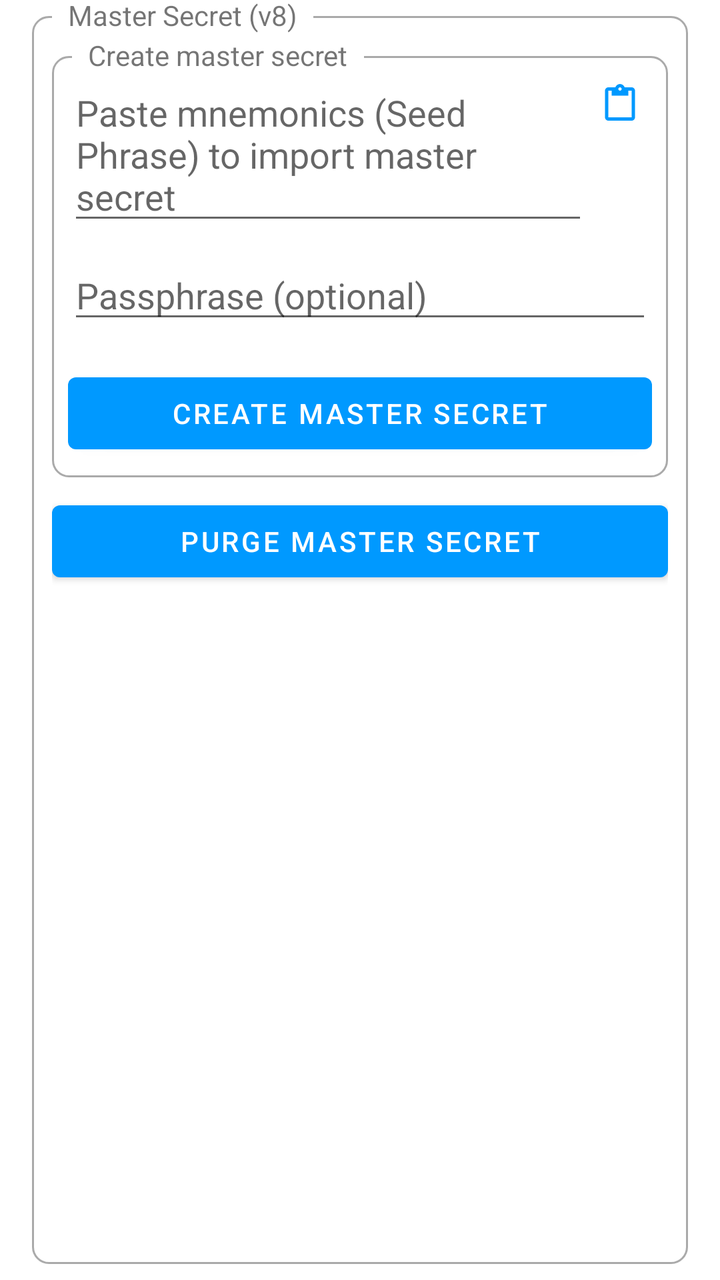
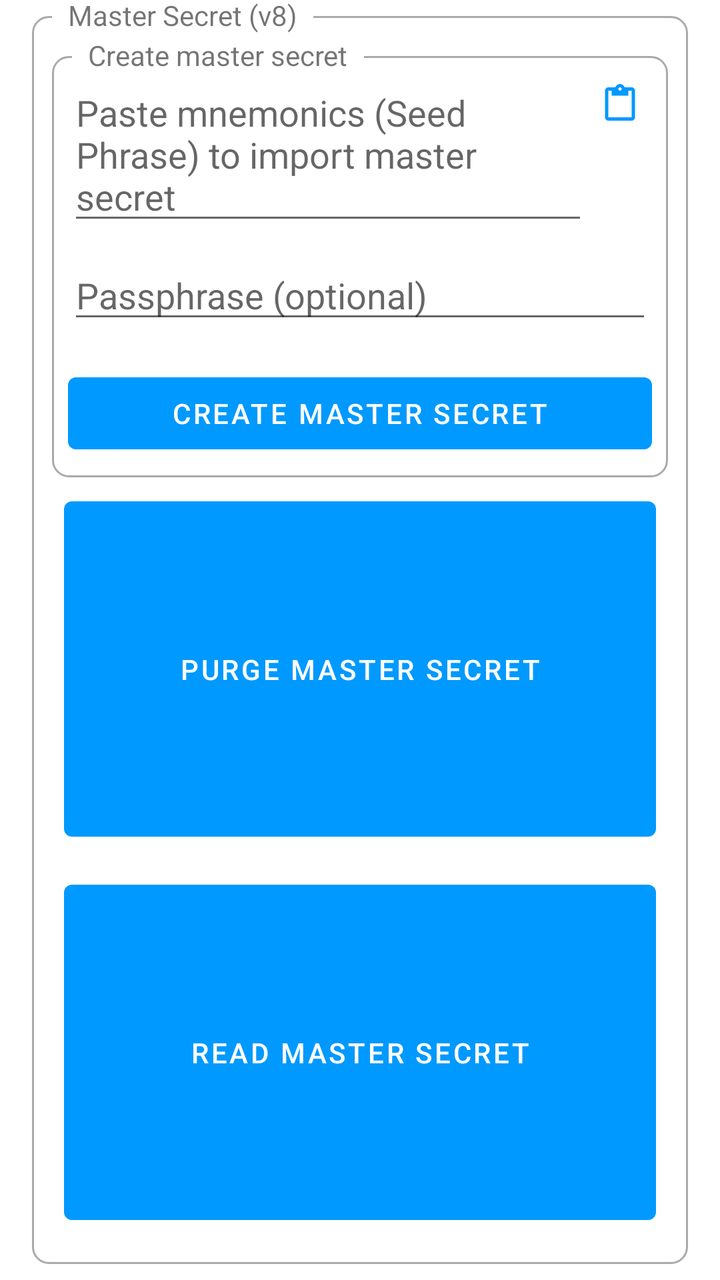

Screens rendered from an Android XML layout before and after an edit, with the pre-edit source and the edit as a unified diff.
<!-- AndroidManifest.xml: application theme AppTheme -->
<!-- res/layout/master_secret.xml -->
<?xml version="1.0" encoding="utf-8"?>
<FrameLayout xmlns:android="http://schemas.android.com/apk/res/android"
    android:layout_width="match_parent"
    android:layout_height="wrap_content"
    android:clipToPadding="false"
    android:paddingStart="@dimen/box_padding_horizontal"
    android:paddingTop="@dimen/box_padding_vertical"
    android:paddingEnd="@dimen/box_padding_horizontal"
    android:paddingBottom="@dimen/box_padding_vertical">

    <FrameLayout
        android:layout_width="match_parent"
        android:layout_height="match_parent"
        android:background="@drawable/rounded_corner" />

    <TextView
        android:layout_width="wrap_content"
        android:layout_height="wrap_content"
        android:background="?android:windowBackground"
        android:paddingStart="8dp"
        android:paddingEnd="8dp"
        android:text="Master Secret (v8)"
        android:translationX="10dp"
        android:translationY="-10dp" />

    <LinearLayout
        android:id="@+id/contentContainer"
        android:layout_width="match_parent"
        android:layout_height="match_parent"
        android:layout_margin="10dp"
        android:orientation="vertical"
        android:visibility="visible">

        <FrameLayout
            android:layout_width="match_parent"
            android:layout_height="wrap_content">

            <FrameLayout
                android:layout_width="match_parent"
                android:layout_height="match_parent"
                android:layout_marginTop="10dp"
                android:background="@drawable/rounded_corner" />

            <TextView
                android:layout_width="wrap_content"
                android:layout_height="wrap_content"
                android:background="?android:windowBackground"
                android:paddingStart="8dp"
                android:paddingEnd="8dp"
                android:text="Create master secret"
                android:translationX="10dp" />

            <LinearLayout
                android:id="@+id/llCreateMasterSecret"
                android:layout_width="match_parent"
                android:layout_height="wrap_content"
                android:orientation="vertical">

                <LinearLayout
                    android:layout_width="match_parent"
                    android:layout_height="wrap_content"
                    android:layout_marginStart="8dp"
                    android:layout_marginTop="16dp"
                    android:layout_marginEnd="8dp"
                    android:orientation="horizontal">

                    <androidx.appcompat.widget.AppCompatEditText
                        android:id="@+id/etMasterSecretMnemonic"
                        android:layout_width="0dp"
                        android:layout_height="wrap_content"
                        android:layout_weight="1"
                        android:hint="Paste mnemonics (Seed Phrase) to import master secret"
                        android:inputType="textNoSuggestions|textMultiLine" />

                    <ImageView
                        android:id="@+id/btnPasteMasterSecretMnemonic"
                        android:layout_width="wrap_content"
                        android:layout_height="wrap_content"
                        android:layout_gravity="end"
                        android:background="?attr/selectableItemBackgroundBorderless"
                        android:clickable="true"
                        android:focusable="true"
                        android:padding="8dp"
                        android:src="@drawable/ic_paste" />
                </LinearLayout>

                <androidx.appcompat.widget.AppCompatEditText
                    android:id="@+id/etPassphrase"
                    android:layout_width="match_parent"
                    android:layout_height="wrap_content"
                    android:hint="Passphrase (optional)"
                    android:layout_margin="8dp"
                    android:inputType="textNoSuggestions" />

                <Button
                    android:id="@+id/btnCreateMasterSecret"
                    android:layout_width="match_parent"
                    android:layout_height="wrap_content"
                    android:layout_margin="8dp"
                    android:layout_weight="0.5"
                    android:text="Create Master Secret" />

            </LinearLayout>


        </FrameLayout>

        <LinearLayout
            android:layout_width="match_parent"
            android:layout_height="wrap_content"
            android:gravity="center"
            android:orientation="vertical"
            android:paddingTop="8dp">

            <Button
                android:id="@+id/btnPurgeMasterSecret"
                android:layout_width="match_parent"
                android:layout_height="wrap_content"
                android:layout_weight="0.5"
                android:text="Purge master secret" />

        </LinearLayout>

    </LinearLayout>

</FrameLayout>
<!-- resources referenced by this layout -->
<resources>
  <dimen name="box_padding_horizontal">16dp</dimen>
  <dimen name="box_padding_vertical">8dp</dimen>
  <!-- drawable ic_paste (drawable) -->
  <vector xmlns:android="http://schemas.android.com/apk/res/android"
      android:width="16dp"
      android:height="19dp"
      android:viewportWidth="16"
      android:viewportHeight="19">
      <path
          android:fillColor="@color/primary"
          android:pathData="M13.8333,1.6667H10.35C10,0.7 9.0833,0 8,0C6.9167,0 6,0.7 5.65,1.6667H2.1667C1.25,1.6667 0.5,2.4167 0.5,3.3333V16.6667C0.5,17.5833 1.25,18.3333 2.1667,18.3333H13.8333C14.75,18.3333 15.5,17.5833 15.5,16.6667V3.3333C15.5,2.4167 14.75,1.6667 13.8333,1.6667ZM8,1.6667C8.4583,1.6667 8.8333,2.0417 8.8333,2.5C8.8333,2.9583 8.4583,3.3333 8,3.3333C7.5417,3.3333 7.1667,2.9583 7.1667,2.5C7.1667,2.0417 7.5417,1.6667 8,1.6667ZM13.8333,16.6667H2.1667V3.3333H3.8333V5.8333H12.1667V3.3333H13.8333V16.6667Z" />
  </vector>
  <!-- drawable rounded_corner (drawable) -->
  <?xml version="1.0" encoding="utf-8"?>
  <shape xmlns:android="http://schemas.android.com/apk/res/android">
      <stroke
          android:width="1dp"
          android:color="@android:color/darker_gray" />
  
      <solid android:color="@android:color/transparent" />
  
      <padding
          android:bottom="5dp"
          android:left="5dp"
          android:right="5dp"
          android:top="5dp" />
  
      <corners android:radius="8dp" />
  </shape>
  <style name="AppTheme" parent="Theme.MaterialComponents.DayNight.NoActionBar">
          <item name="colorPrimary">@color/primary</item>
          <item name="colorPrimaryDark">@color/primary_dark</item>
          <item name="colorOnPrimary">@color/on_primary</item>
          <item name="colorSecondary">@color/primary</item>
      </style>
  <color name="primary">#0099FF</color>
  <color name="primary_dark">#0099FF</color>
  <color name="on_primary">#FFFFFF</color>
</resources>

<!-- the commit's change to res/layout/master_secret.xml (unified diff, before → after) -->
@@ -88,8 +88,8 @@
                     android:id="@+id/etPassphrase"
                     android:layout_width="match_parent"
                     android:layout_height="wrap_content"
+                    android:layout_margin="8dp"
                     android:hint="Passphrase (optional)"
-                    android:layout_margin="8dp"
                     android:inputType="textNoSuggestions" />
 
                 <Button
@@ -105,21 +105,22 @@
 
         </FrameLayout>
 
-        <LinearLayout
+
+        <Button
+            android:id="@+id/btnPurgeMasterSecret"
             android:layout_width="match_parent"
             android:layout_height="wrap_content"
-            android:gravity="center"
-            android:orientation="vertical"
-            android:paddingTop="8dp">
+            android:layout_weight="0.5"
+            android:layout_margin="6dp"
+            android:text="Purge master secret" />
 
-            <Button
-                android:id="@+id/btnPurgeMasterSecret"
-                android:layout_width="match_parent"
-                android:layout_height="wrap_content"
-                android:layout_weight="0.5"
-                android:text="Purge master secret" />
-
-        </LinearLayout>
+        <Button
+            android:id="@+id/btnReadMasterSecret"
+            android:layout_width="match_parent"
+            android:layout_height="wrap_content"
+            android:layout_weight="0.5"
+            android:layout_margin="6dp"
+            android:text="Read master secret" />
 
     </LinearLayout>
 
